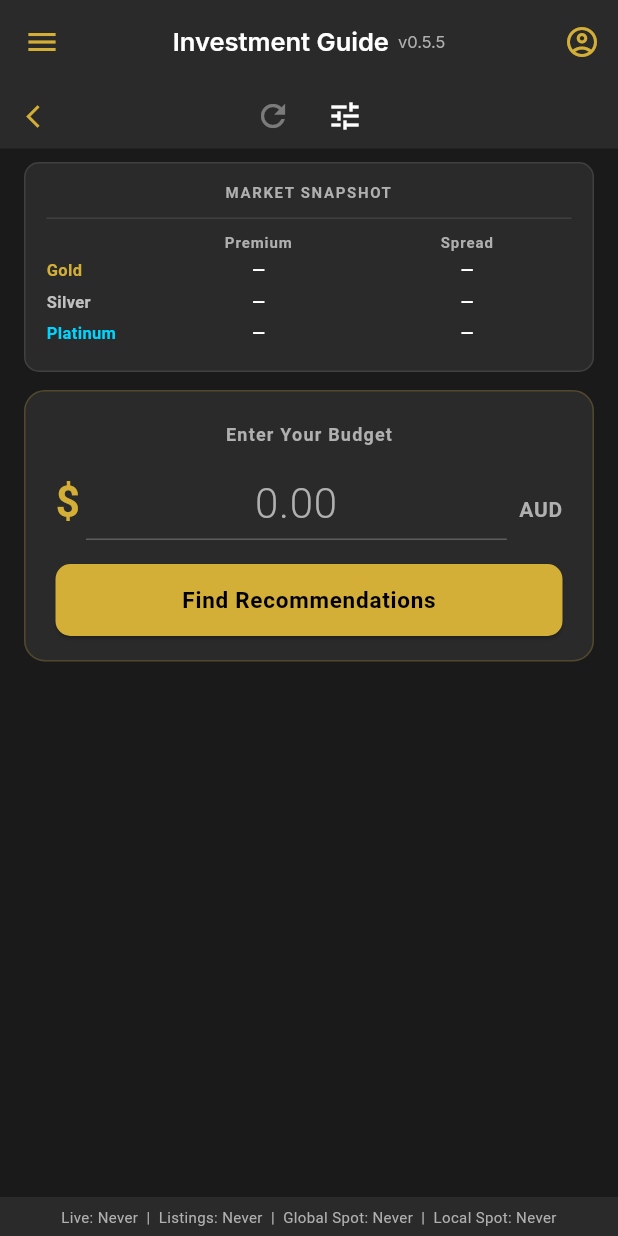
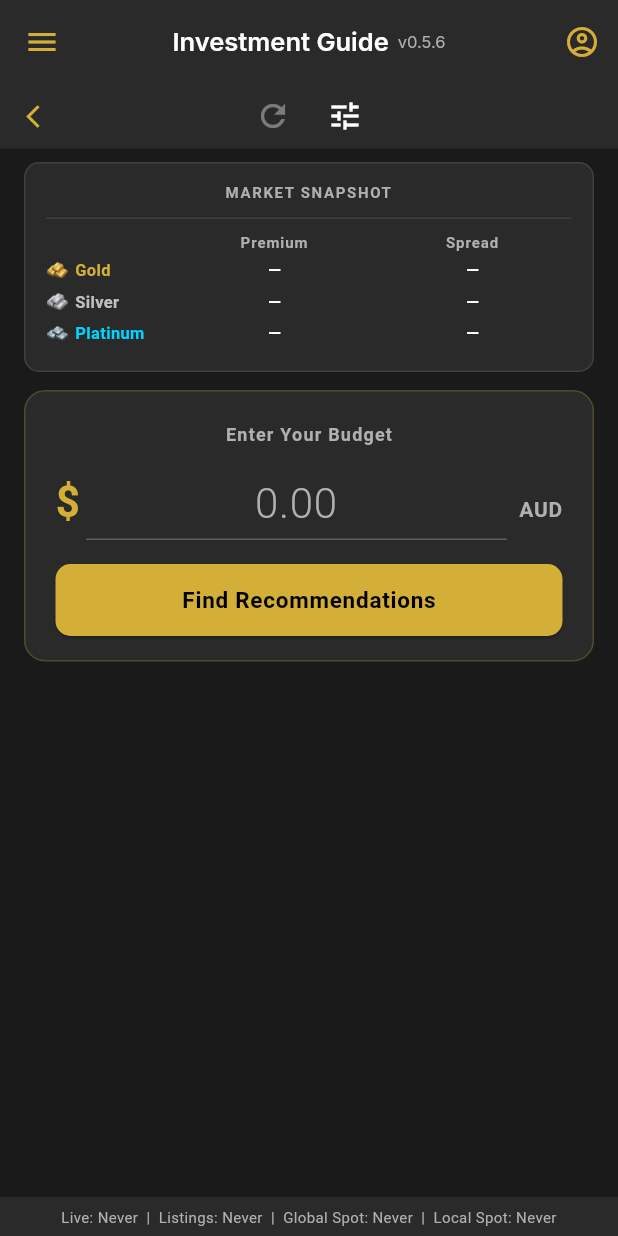
Before and after one commit to razscarl/metal_tracker, a Flutter app: the InvestmentGuideScreen screen opened directly, on a phone screen of 412 x 824 dp. Run offline on Flutter 3.47's test engine with Material 3 defaults, Android fonts, the phone set to English and light mode, and no system bars; our stand-ins replace fl_chart, flutter_riverpod, google_fonts, package_info_plus, riverpod_annotation, shared_preferences and 1 more; accounts and stored records are empty; generated files the repository leaves out were written again.

Commit message:
v0.5.6 — Investment Guide: metal icons, rank colors, indicator colors, GSR coloring
- Recommendation cards: metal icon + metalColor on listing name, rank chip above score ring, full retailer name, prices in textPrimary, rank colors (Strong Buy=gainGreen, Good Value=success, Neutral=gold, Caution=red)
- Score breakdown sheet: metal icon + metalColor on listing name, retailer in textPrimary, prices in textPrimary, 4 unique indicator colors (orange/blue/purple/pink)
- Market Snapshot: metal icons in table rows, GSR colored by user thresholds (gold/silver/white), movement arrows on Premium and Spread values

Co-Authored-By: Claude Sonnet 4.6 <noreply@anthropic.com>

```diff
--- a/lib/features/investment_guide/presentation/widgets/market_context_banner.dart
+++ b/lib/features/investment_guide/presentation/widgets/market_context_banner.dart
@@ -5,6 +5,7 @@ import 'package:metal_tracker/core/theme/app_theme.dart';
 import 'package:metal_tracker/core/utils/metal_color_helper.dart';
 import 'package:metal_tracker/features/investment_guide/data/models/investment_guide_context.dart';
 import 'package:metal_tracker/features/investment_guide/presentation/providers/investment_guide_providers.dart';
+import 'package:metal_tracker/features/settings/presentation/providers/user_prefs_providers.dart';
 
 final _pctFmt = NumberFormat('0.0');
 final _gsrFmt = NumberFormat('0.0');
@@ -15,11 +16,18 @@ class MarketContextBanner extends ConsumerWidget {
   @override
   Widget build(BuildContext context, WidgetRef ref) {
     final contextAsync = ref.watch(investmentGuideContextProvider);
+    final settings = ref.watch(userAnalyticsPrefsNotifierProvider).valueOrNull;
+    final gsrLowMark = settings?.gsrLowMark ?? 60.0;
+    final gsrHighMark = settings?.gsrHighMark ?? 70.0;
 
     return contextAsync.when(
       loading: () => const _BannerShimmer(),
       error: (_, __) => const SizedBox.shrink(),
-      data: (ctx) => _BannerContent(ctx: ctx),
+      data: (ctx) => _BannerContent(
+        ctx: ctx,
+        gsrLowMark: gsrLowMark,
+        gsrHighMark: gsrHighMark,
+      ),
     );
   }
 }
@@ -50,11 +58,17 @@ class _BannerShimmer extends StatelessWidget {
 
 class _BannerContent extends StatelessWidget {
   final InvestmentGuideContext ctx;
+  final double gsrLowMark;
+  final double gsrHighMark;
 
-  const _BannerContent({required this.ctx});
+  const _BannerContent({
+    required this.ctx,
+    required this.gsrLowMark,
+    required this.gsrHighMark,
+  });
 
   static const _metals = ['gold', 'silver', 'platinum'];
-  static const _metalColWidth = 72.0;
+  static const _metalColWidth = 86.0;
 
   @override
   Widget build(BuildContext context) {
@@ -83,7 +97,12 @@ class _BannerContent extends StatelessWidget {
           // GSR line
           if (ctx.currentGsr != null) ...[
             const SizedBox(height: 6),
-            _GsrLine(gsr: ctx.currentGsr!, movementUp: ctx.gsrMovementUp),
+            _GsrLine(
+              gsr: ctx.currentGsr!,
+              movementUp: ctx.gsrMovementUp,
+              gsrLowMark: gsrLowMark,
+              gsrHighMark: gsrHighMark,
+            ),
           ],
           const SizedBox(height: 10),
           const Divider(color: Colors.white10, height: 1),
@@ -99,7 +118,11 @@ class _BannerContent extends StatelessWidget {
           const SizedBox(height: 4),
           // Data rows
           for (final metal in _metals)
-            _MetalTableRow(ctx: ctx, metalType: metal, metalColWidth: _metalColWidth),
+            _MetalTableRow(
+              ctx: ctx,
+              metalType: metal,
+              metalColWidth: _metalColWidth,
+            ),
         ],
       ),
     );
@@ -122,8 +145,21 @@ class _BannerContent extends StatelessWidget {
 class _GsrLine extends StatelessWidget {
   final double gsr;
   final bool? movementUp;
+  final double gsrLowMark;
+  final double gsrHighMark;
 
-  const _GsrLine({required this.gsr, this.movementUp});
+  const _GsrLine({
+    required this.gsr,
+    required this.gsrLowMark,
+    required this.gsrHighMark,
+    this.movementUp,
+  });
+
+  Color get _gsrColor {
+    if (gsr <= gsrLowMark) return AppColors.primaryGold;
+    if (gsr >= gsrHighMark) return AppColors.secondarySilver;
+    return AppColors.textPrimary;
+  }
 
   @override
   Widget build(BuildContext context) {
@@ -146,8 +182,8 @@ class _GsrLine extends StatelessWidget {
         ),
         Text(
           '${_gsrFmt.format(gsr)}:1',
-          style: const TextStyle(
-            color: AppColors.textPrimary,
+          style: TextStyle(
+            color: _gsrColor,
             fontSize: 12,
             fontWeight: FontWeight.bold,
           ),
@@ -185,7 +221,16 @@ class _MetalTableRow extends StatelessWidget {
         children: [
           SizedBox(
             width: metalColWidth,
-            child: Text(
+            child: Row(
+              children: [
+                Image.asset(
+                  MetalColorHelper.getAssetPathForMetalString(metalType),
+                  width: 14,
+                  height: 14,
+                  fit: BoxFit.contain,
+                ),
+                const SizedBox(width: 5),
+                Text(
                   metalLabel,
                   style: TextStyle(
                     color: metalColor,
@@ -193,23 +238,44 @@ class _MetalTableRow extends StatelessWidget {
                     fontWeight: FontWeight.w600,
                   ),
                 ),
+              ],
             ),
-          _tableCell(premium != null ? '${_pctFmt.format(premium.premiumPct)}%' : '—'),
-          _tableCell(spread != null ? '${_pctFmt.format(spread.spreadPct)}%' : '—'),
+          ),
+          _valueCell(
+            premium != null ? '${_pctFmt.format(premium.premiumPct)}%' : '—',
+            premium?.movementUp,
+          ),
+          _valueCell(
+            spread != null ? '${_pctFmt.format(spread.spreadPct)}%' : '—',
+            spread?.movementUp,
+          ),
         ],
       ),
     );
   }
 
-  Widget _tableCell(String value) => Expanded(
-        child: Text(
+  Widget _valueCell(String value, bool? movementUp) => Expanded(
+        child: Row(
+          mainAxisAlignment: MainAxisAlignment.center,
+          mainAxisSize: MainAxisSize.min,
+          children: [
+            Text(
               value,
-          textAlign: TextAlign.center,
               style: const TextStyle(
                 color: AppColors.textPrimary,
                 fontSize: 11,
                 fontWeight: FontWeight.w600,
               ),
             ),
+            if (movementUp != null) ...[
+              const SizedBox(width: 2),
+              Icon(
+                movementUp ? Icons.arrow_upward : Icons.arrow_downward,
+                size: 10,
+                color: movementUp ? AppColors.lossRed : AppColors.gainGreen,
+              ),
+            ],
+          ],
+        ),
       );
 }
--- a/pubspec.yaml
+++ b/pubspec.yaml
@@ -2,7 +2,7 @@ name: metal_tracker
 
 description: Track precious metal holdings with real-world valuations
 publish_to: 'none'
-version: 0.5.5+1
+version: 0.5.6+1
 
 environment:
   sdk: '>=3.0.0 <4.0.0'
```
Also changed, not shown: lib/features/investment_guide/presentation/widgets/recommendation_card.dart (+58 -42 lines), lib/features/investment_guide/presentation/widgets/score_breakdown_sheet.dart (+33 -13 lines). Lines whose indentation alone changed are shown as unchanged.
